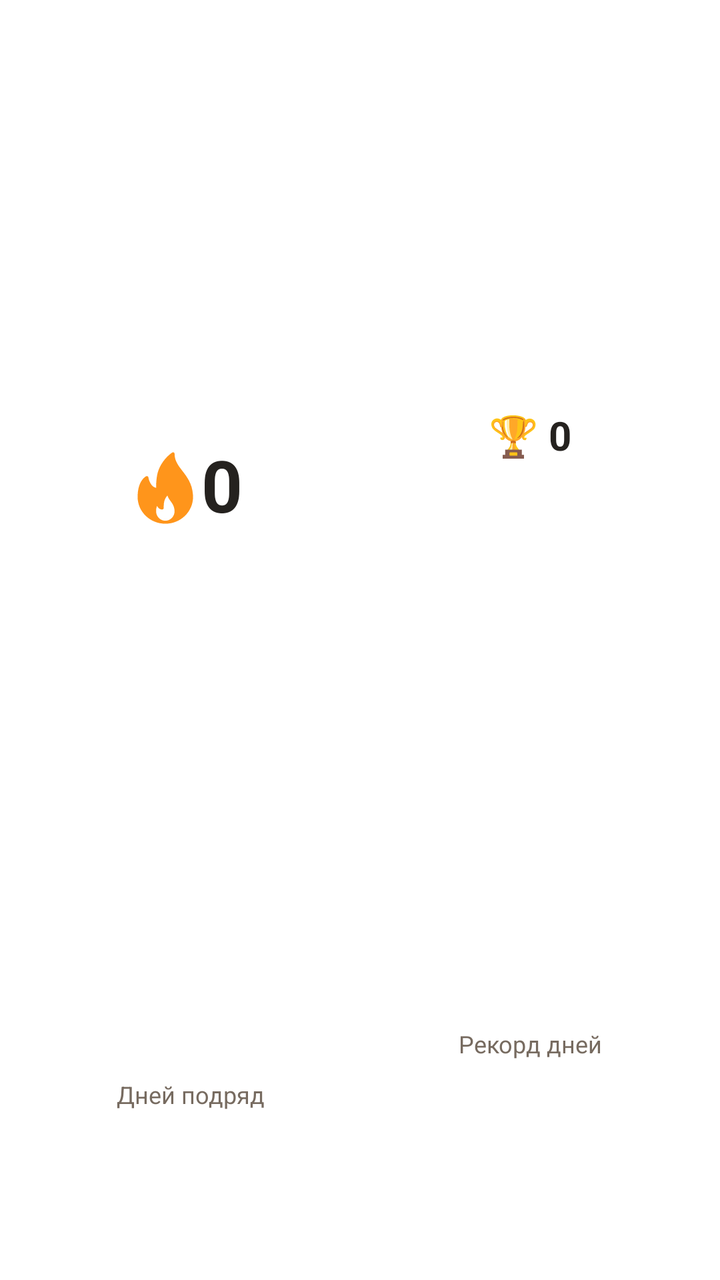
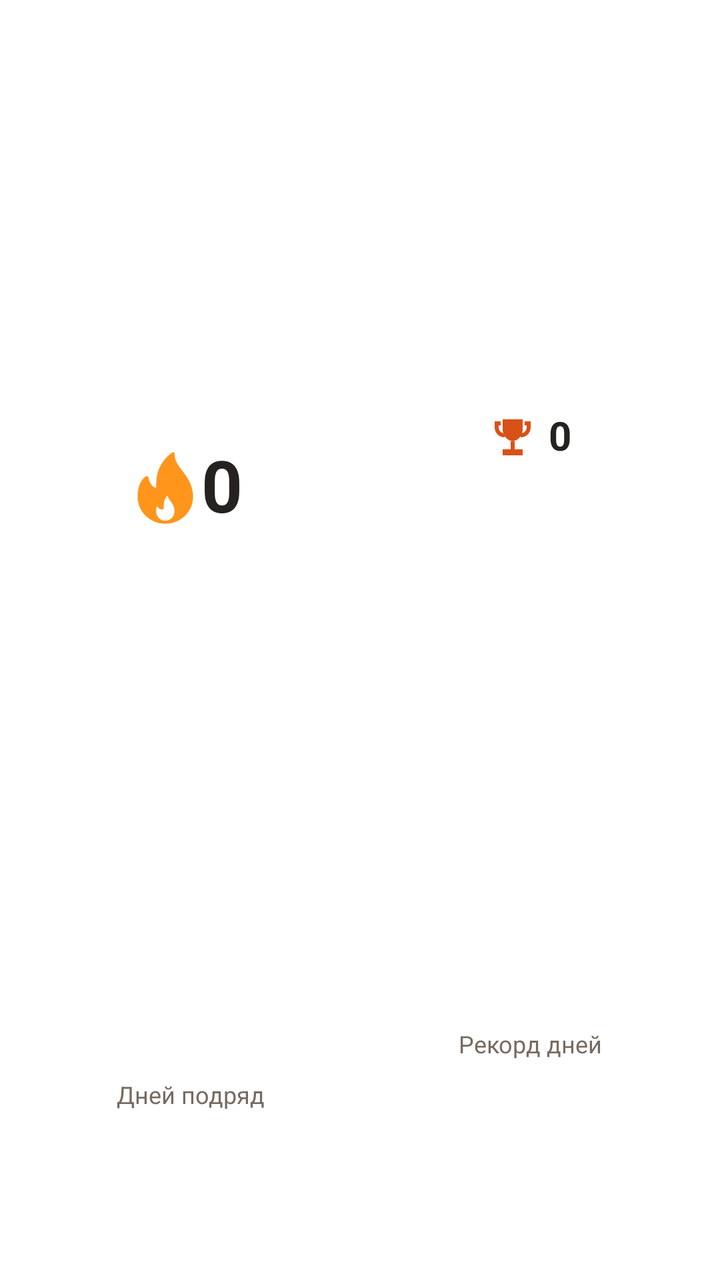

The first picture is an Android layout as it rendered before a commit; the second is the same layout after the commit. The layout source and the unified diff follow.
<!-- AndroidManifest.xml: fallback theme Theme.MaterialComponents.DayNight.NoActionBar -->
<!-- res/layout/streak_widget_minimal_wide.xml -->
<?xml version="1.0" encoding="utf-8"?>
<LinearLayout
    xmlns:android="http://schemas.android.com/apk/res/android"
    android:id="@+id/streak_root"
    android:layout_width="match_parent"
    android:layout_height="match_parent"
    android:orientation="vertical"
    android:padding="16dp"
    android:background="@drawable/streak_widget_minimal_background">
    <LinearLayout
        android:layout_width="match_parent"
        android:layout_height="0dp"
        android:layout_weight="1"
        android:orientation="horizontal">
        <LinearLayout
            android:layout_width="0dp"
            android:layout_height="match_parent"
            android:orientation="vertical"
            android:layout_weight="1">
            <LinearLayout
                android:layout_width="match_parent"
                android:layout_height="0dp"
                android:layout_weight="3"
                android:orientation="horizontal"
                android:gravity="center">
                <ImageView
                android:id="@+id/streak_flame"
                android:layout_width="28dp"
                android:layout_height="match_parent"
                android:src="@drawable/streak_widget_flame"
                android:scaleType="fitCenter"
                android:importantForAccessibility="no" />
                <TextView
                    android:id="@+id/streak_current"
                    android:layout_width="wrap_content"
                    android:layout_height="match_parent"
                    android:text="0"
                    android:textSize="36sp"
                    android:textColor="@color/streak_widget_text"
                    android:maxLines="1"
                    android:includeFontPadding="false"
                    android:gravity="center_vertical"
                    android:autoSizeTextType="uniform"
                    android:autoSizeMinTextSize="5sp"
                    android:autoSizeMaxTextSize="36sp"
                    android:autoSizeStepGranularity="1sp"
                    android:textStyle="bold"
                    android:layout_marginStart="4dp" />
            </LinearLayout>
            <TextView
                android:id="@+id/streak_label"
                android:layout_width="match_parent"
                android:layout_height="0dp"
                android:text="@string/currentLabel"
                android:textSize="12sp"
                android:textColor="@color/streak_widget_secondary"
                android:maxLines="1"
                android:includeFontPadding="false"
                android:gravity="center"
                android:autoSizeTextType="uniform"
                android:autoSizeMinTextSize="5sp"
                android:autoSizeMaxTextSize="12sp"
                android:autoSizeStepGranularity="1sp"
                android:layout_weight="1" />
        </LinearLayout>
        <LinearLayout
            android:layout_width="0dp"
            android:layout_height="match_parent"
            android:orientation="vertical"
            android:layout_weight="1"
            android:layout_marginStart="12dp">
            <TextView
                android:id="@+id/streak_best"
                android:layout_width="match_parent"
                android:layout_height="0dp"
                android:text="🏆 0"
                android:textSize="20sp"
                android:textColor="@color/streak_widget_text"
                android:maxLines="1"
                android:includeFontPadding="false"
                android:gravity="center"
                android:autoSizeTextType="uniform"
                android:autoSizeMinTextSize="5sp"
                android:autoSizeMaxTextSize="20sp"
                android:autoSizeStepGranularity="1sp"
                android:layout_weight="2"
                android:textStyle="bold" />
            <TextView
                android:id="@+id/streak_best_label"
                android:layout_width="match_parent"
                android:layout_height="0dp"
                android:text="@string/bestLabel"
                android:textSize="12sp"
                android:textColor="@color/streak_widget_secondary"
                android:maxLines="1"
                android:includeFontPadding="false"
                android:gravity="center"
                android:autoSizeTextType="uniform"
                android:autoSizeMinTextSize="5sp"
                android:autoSizeMaxTextSize="12sp"
                android:autoSizeStepGranularity="1sp"
                android:layout_weight="1" />
        </LinearLayout>
    </LinearLayout>
    <TextView
        android:id="@+id/streak_status"
        android:layout_width="match_parent"
        android:layout_height="28dp"
        android:text="@string/startLabel"
        android:textSize="12sp"
        android:textColor="@color/streak_widget_accent"
        android:maxLines="2"
        android:includeFontPadding="false"
        android:gravity="center"
        android:autoSizeTextType="uniform"
        android:autoSizeMinTextSize="5sp"
        android:autoSizeMaxTextSize="12sp"
        android:autoSizeStepGranularity="1sp"
        android:layout_marginTop="4dp"
        android:visibility="gone" />
</LinearLayout>
<!-- resources referenced by this layout -->
<resources>
  <color name="streak_widget_accent">#D85117</color>
  <color name="streak_widget_secondary">#776B60</color>
  <color name="streak_widget_text">#25221F</color>
  <!-- drawable streak_widget_flame (drawable) -->
  <vector xmlns:android="http://schemas.android.com/apk/res/android"
      android:width="28dp" android:height="36dp"
      android:viewportWidth="388" android:viewportHeight="516">
      <group android:translateX="-62" android:translateY="2">
          <path android:fillColor="#FF951B"
              android:pathData="M446.906,299.769c-5.865-76.359-41.417-124.21-72.781-166.436C345.083,94.241,320,60.483,320,10.685 c0-4-2.24-7.656-5.792-9.489c-3.563-1.844-7.844-1.542-11.083,0.812c-47.104,33.706-86.406,90.515-100.135,144.719 c-9.531,37.737-10.792,80.161-10.969,108.18c-43.5-9.291-53.354-74.359-53.458-75.068c-0.49-3.375-2.552-6.312-5.552-7.916 c-3.031-1.583-6.594-1.698-9.667-0.177c-2.281,1.104-55.99,28.394-59.115,137.355C64.01,312.726,64,316.362,64,319.997 c0,105.857,86.135,191.987,192,191.987c0.146,0.01,0.302,0.031,0.427,0c0.042,0,0.083,0,0.135,0 C362.167,511.681,448,425.667,448,319.997C448,314.674,446.906,299.769,446.906,299.769z M256,490.652 c-35.292,0-64-30.581-64-68.172c0-1.281-0.01-2.573,0.083-4.156c0.427-15.853,3.438-26.675,6.74-33.873 c6.188,13.291,17.25,25.509,35.219,25.509c5.896,0,10.667-4.771,10.667-10.666c0-15.186,0.313-32.706,4.094-48.518 c3.365-14.02,11.406-28.936,21.594-40.893c4.531,15.52,13.365,28.081,21.99,40.341c12.344,17.54,25.104,35.675,27.344,66.6 c0.135,1.833,0.271,3.677,0.271,5.656C320,460.07,291.292,490.652,256,490.652z" />
      </group>
  </vector>
  <!-- drawable streak_widget_minimal_background (drawable) -->
  <shape xmlns:android="http://schemas.android.com/apk/res/android" android:shape="rectangle">
      <solid android:color="@color/streak_minimal_background" />
      <corners android:radius="24dp" />
  </shape>
  <string name="bestLabel">Рекорд дней</string>
  <string name="currentLabel">Дней подряд</string>
  <string name="startLabel">Начни новую серию</string>
  <color name="streak_minimal_background">#FFFFFF</color>
</resources>

<!-- the commit's change to res/layout/streak_widget_minimal_wide.xml (unified diff, before → after) -->
@@ -24,12 +24,12 @@
                 android:orientation="horizontal"
                 android:gravity="center">
                 <ImageView
-                android:id="@+id/streak_flame"
-                android:layout_width="28dp"
-                android:layout_height="match_parent"
-                android:src="@drawable/streak_widget_flame"
-                android:scaleType="fitCenter"
-                android:importantForAccessibility="no" />
+                    android:id="@+id/streak_flame"
+                    android:layout_width="28dp"
+                    android:layout_height="match_parent"
+                    android:src="@drawable/streak_widget_flame"
+                    android:scaleType="fitCenter"
+                    android:importantForAccessibility="no" />
                 <TextView
                     android:id="@+id/streak_current"
                     android:layout_width="wrap_content"
@@ -69,22 +69,36 @@
             android:orientation="vertical"
             android:layout_weight="1"
             android:layout_marginStart="12dp">
-            <TextView
-                android:id="@+id/streak_best"
+            <LinearLayout
                 android:layout_width="match_parent"
                 android:layout_height="0dp"
-                android:text="🏆 0"
-                android:textSize="20sp"
-                android:textColor="@color/streak_widget_text"
-                android:maxLines="1"
-                android:includeFontPadding="false"
-                android:gravity="center"
-                android:autoSizeTextType="uniform"
-                android:autoSizeMinTextSize="5sp"
-                android:autoSizeMaxTextSize="20sp"
-                android:autoSizeStepGranularity="1sp"
                 android:layout_weight="2"
-                android:textStyle="bold" />
+                android:orientation="horizontal"
+                android:gravity="center">
+                <ImageView
+                    android:id="@+id/streak_trophy"
+                    android:layout_width="24dp"
+                    android:layout_height="match_parent"
+                    android:src="@drawable/streak_widget_trophy"
+                    android:scaleType="fitCenter"
+                    android:importantForAccessibility="no" />
+                <TextView
+                    android:id="@+id/streak_best"
+                    android:layout_width="wrap_content"
+                    android:layout_height="match_parent"
+                    android:text="0"
+                    android:textSize="20sp"
+                    android:textColor="@color/streak_widget_text"
+                    android:maxLines="1"
+                    android:includeFontPadding="false"
+                    android:gravity="center"
+                    android:autoSizeTextType="uniform"
+                    android:autoSizeMinTextSize="5sp"
+                    android:autoSizeMaxTextSize="20sp"
+                    android:autoSizeStepGranularity="1sp"
+                    android:textStyle="bold"
+                    android:layout_marginStart="6dp" />
+            </LinearLayout>
             <TextView
                 android:id="@+id/streak_best_label"
                 android:layout_width="match_parent"
<!-- resource entries referenced after the edit -->
@@ -17,6 +17,13 @@
       <solid android:color="@color/streak_minimal_background" />
       <corners android:radius="24dp" />
   </shape>
+  <!-- drawable streak_widget_trophy (drawable) -->
+  <vector xmlns:android="http://schemas.android.com/apk/res/android"
+      android:width="24dp" android:height="24dp"
+      android:viewportWidth="24" android:viewportHeight="24">
+      <path android:fillColor="@color/streak_widget_accent"
+          android:pathData="M7,3H17V8C17,11.1 14.8,13.6 12,14C9.2,13.6 7,11.1 7,8ZM11,14H13V18H17V21H7V18H11ZM3,4H6V6H5V7C5,8.6 6.3,10 8,10V12C5.2,12 3,9.8 3,7ZM18,4H21V7C21,9.8 18.8,12 16,12V10C17.7,10 19,8.6 19,7V6H18Z" />
+  </vector>
   <string name="bestLabel">Рекорд дней</string>
   <string name="currentLabel">Дней подряд</string>
   <string name="startLabel">Начни новую серию</string>
